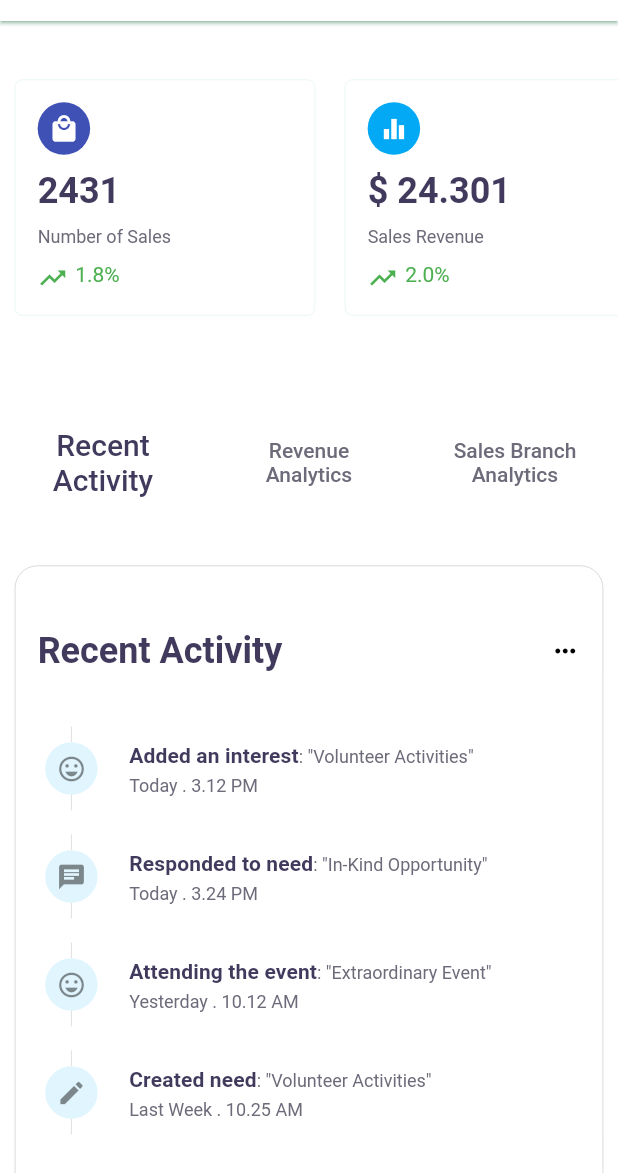
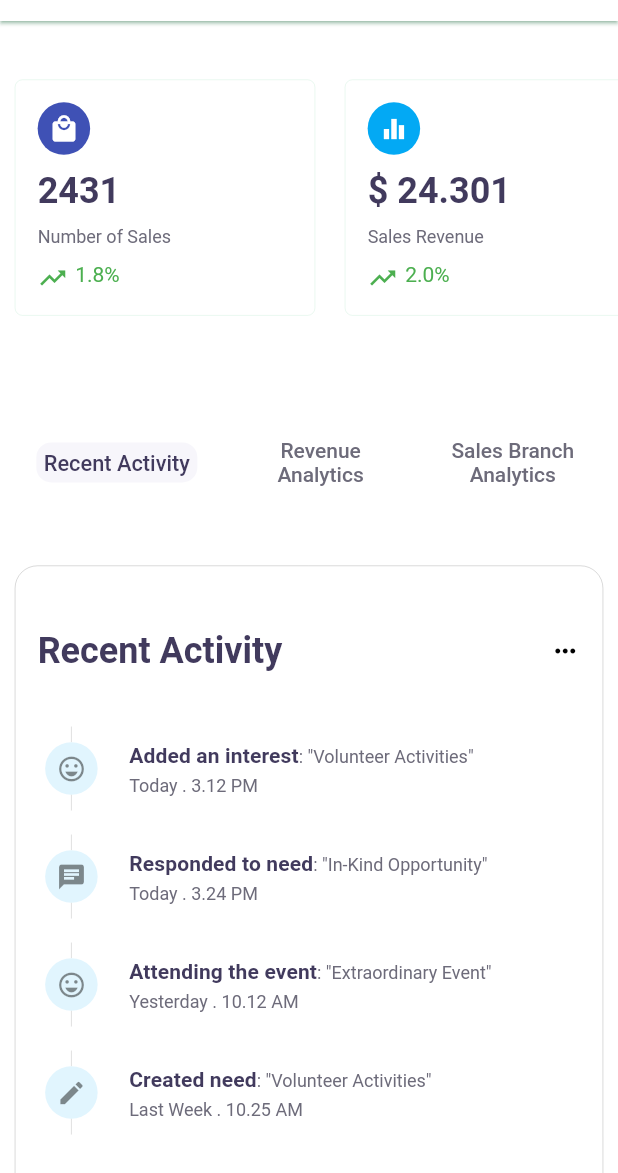
Before and after one commit to ThiagoHBA/dashboard_layout_challenge, a Flutter app: the screen it shows after launch, on a phone screen of 412 x 824 dp, the part 63-1236 px from its top. Run offline on Flutter 3.47's test engine with Material 2 defaults, Android fonts, the phone set to English and light mode, and no system bars; our stand-ins replace flutter_svg, responsive_builder.

Commit message:
mobile button

```diff
--- a/lib/view/components/account_preview/account_preview_component.dart
+++ b/lib/view/components/account_preview/account_preview_component.dart
@@ -1,5 +1,6 @@
 import 'package:flutter/material.dart';
 import 'package:flutter_svg/flutter_svg.dart';
+import 'package:layout_challenge/view/design/assets.dart';
 
 class AccountPreview extends StatelessWidget {
   const AccountPreview({
@@ -13,9 +14,7 @@ class AccountPreview extends StatelessWidget {
         SizedBox(
           width: 35,
           height: 35,
-          child: SvgPicture.asset(
-            'images/female_avatar.svg',
-          ),
+          child: SvgPicture.asset(DesingAssets.femaleAvatar),
         ),
         Padding(
           padding: const EdgeInsets.symmetric(horizontal: 5),
--- a/lib/view/components/side_menu/side_menu_component.dart
+++ b/lib/view/components/side_menu/side_menu_component.dart
@@ -1,6 +1,7 @@
 import 'package:flutter/material.dart';
 import 'package:layout_challenge/main.dart';
 import 'package:layout_challenge/view/components/side_menu/side_menu_button_component.dart';
+import 'package:layout_challenge/view/design/assets.dart';
 
 class SideMenu extends StatelessWidget {
   const SideMenu({
@@ -18,7 +19,7 @@ class SideMenu extends StatelessWidget {
             crossAxisAlignment: CrossAxisAlignment.start,
             mainAxisAlignment: MainAxisAlignment.spaceAround,
             children: [
-              Image.asset('assets/images/logo.png'),
+              Image.asset(DesingAssets.logoImage),
               const Spacer(),
               SideMenuButton(
                 icon: Icons.dashboard,
--- /dev/null
+++ b/lib/view/design/assets.dart
@@ -0,0 +1,5 @@
+class DesingAssets{
+  static const String logoImage = 'assets/images/logo.png';
+
+  static const String femaleAvatar = 'assets/images/female_avatar.svg';
+}
--- a/lib/view/pages/main_screen/mobile/main_screen_mobile.dart
+++ b/lib/view/pages/main_screen/mobile/main_screen_mobile.dart
@@ -107,7 +107,7 @@ class _MainScreenMobileState extends State<MainScreenMobile> {
                           () => _selectedIndex = 1,
                         );
                       },
-                      title: "Revenue Analytics",
+                      title: "Revenue\nAnalytics",
                     ),
                     TextButtonComponent(
                       selected: _selectedIndex == 2,
@@ -116,7 +116,7 @@ class _MainScreenMobileState extends State<MainScreenMobile> {
                           () => _selectedIndex = 2,
                         );
                       },
-                      title: "Sales Branch Analytics",
+                      title: "Sales Branch\nAnalytics",
                     ),
                   ],
                 ),
@@ -160,12 +160,19 @@ class TextButtonComponent extends StatelessWidget {
         onTap: onTap,
         child: Container(
           margin: const EdgeInsets.all(15.0),
+          padding: const EdgeInsets.all(5.0),
+          decoration: BoxDecoration(
+            color: selected ? Theme.of(context).cardColor : null,
+            borderRadius: BorderRadius.circular(10),
+          ),
+          child: FittedBox(
             child: Text(
               title,
               textAlign: TextAlign.center,
               style: selected
                   ? Theme.of(context).textTheme.headline6
                   : Theme.of(context).textTheme.button,
+            ),
           ),
         ),
       ),
```
Lines whose indentation alone changed are shown as unchanged.
